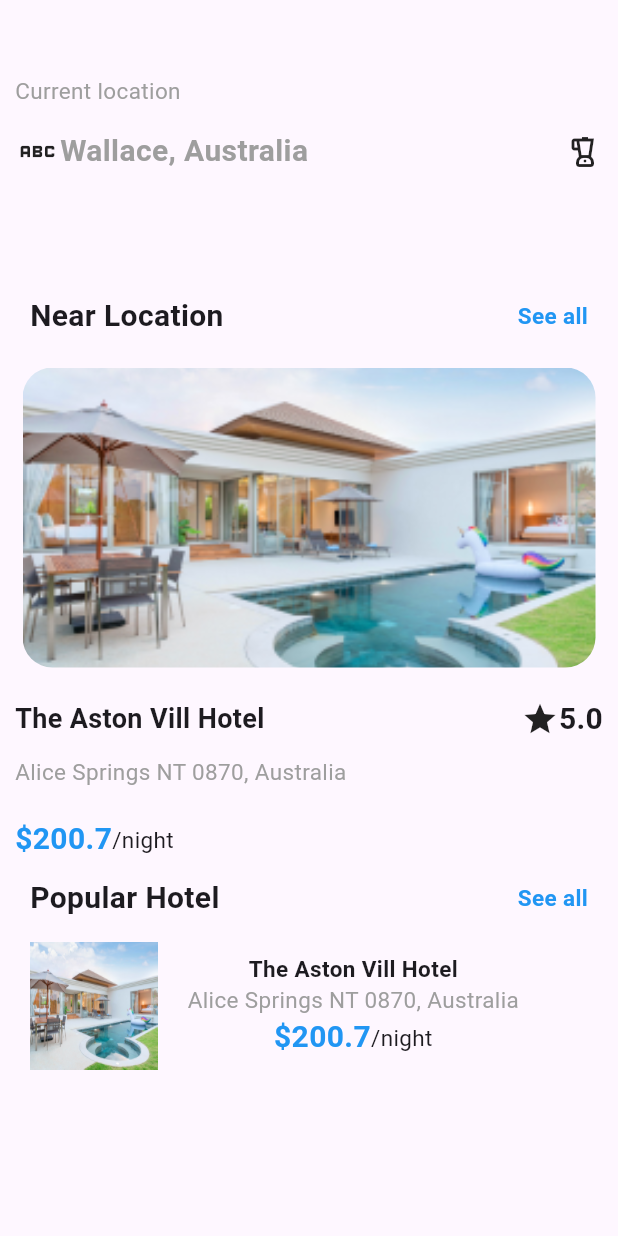
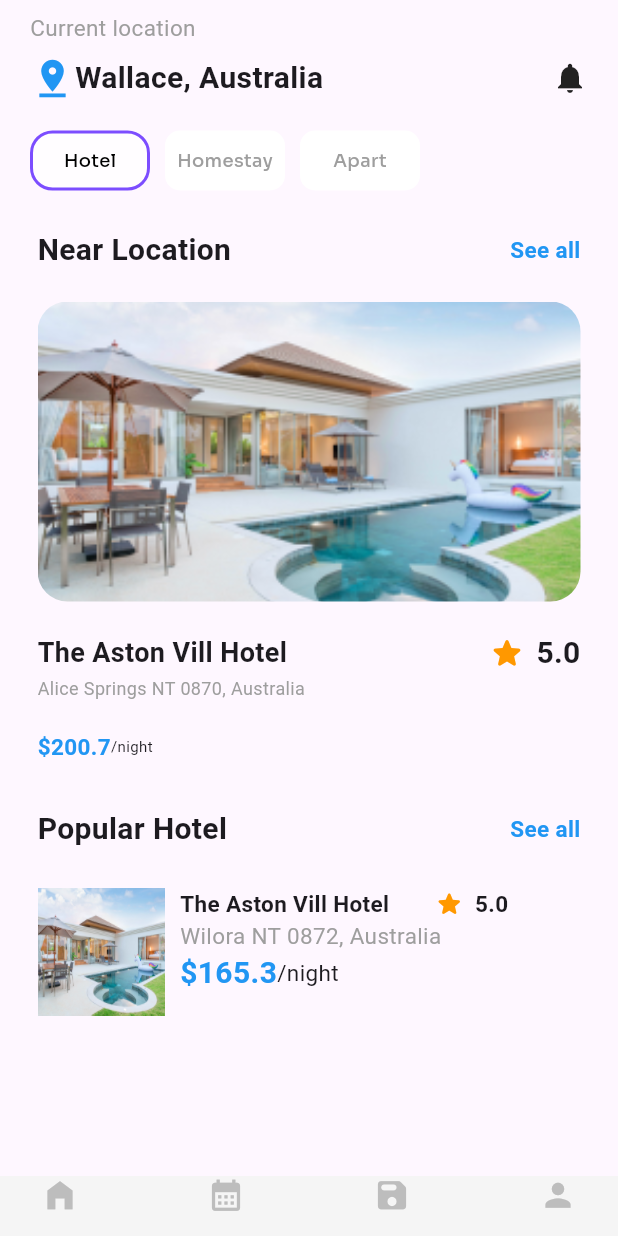
Before and after one commit to ArdyIan/Hoteliq, a Flutter app: the screen it shows after launch, on a phone screen of 412 x 824 dp. Run offline on Flutter 3.47's test engine with Material 3 defaults, Android fonts, the phone set to English and light mode, and no system bars; our stand-ins replace google_fonts.

Commit message:
Mengganti isi homePage dengan widget tabbar

```diff
--- a/lib/pages/home_page.dart
+++ b/lib/pages/home_page.dart
@@ -1,7 +1,9 @@
 import 'package:flutter/material.dart';
+import 'package:hoteliq/pages/widget/tab_home.dart';
+import 'package:hoteliq/pages/widget/tabbar.dart';
 
 class HomePage extends StatefulWidget {
-  const HomePage({super.key});
+  const HomePage({Key? key}) : super(key: key);
 
   @override
   State<HomePage> createState() => _HomePageState();
@@ -12,11 +14,15 @@ class _HomePageState extends State<HomePage> {
   Widget build(BuildContext context) {
     return Scaffold(
       // backgroundColor: colors,
-      body: Column(
-        crossAxisAlignment: CrossAxisAlignment.start,
+      body: SafeArea(
+        child: Column(
+          // crossAxisAlignment: CrossAxisAlignment.start,
           children: [
-          Padding(
-            padding: EdgeInsets.fromLTRB(10, 50, 10, 5),
+            Align(
+              alignment: Alignment.centerLeft,
+              child: Padding(
+                padding:
+                    const EdgeInsets.symmetric(vertical: 8, horizontal: 20),
                 child: Text(
                   "Current location",
                   textAlign: TextAlign.left,
@@ -26,8 +32,9 @@ class _HomePageState extends State<HomePage> {
                       fontWeight: FontWeight.normal),
                 ),
               ),
+            ),
             Padding(
-            padding: EdgeInsets.fromLTRB(10, 10, 10, 50),
+              padding: EdgeInsets.symmetric(horizontal: 20),
               child: Column(
                 crossAxisAlignment: CrossAxisAlignment.end,
                 children: [
@@ -38,94 +45,12 @@ class _HomePageState extends State<HomePage> {
                         // mainAxisAlignment: MainAxisAlignment.spaceBetween,
                         children: [
                           Icon(
-                          Icons.abc,
+                            Icons.pin_drop,
                             size: 30,
+                            color: Colors.blue,
                           ),
                           Text(
                             "Wallace, Australia",
-                          style: TextStyle(
-                              color: Colors.grey,
-                              fontSize: 20,
-                              fontWeight: FontWeight.bold),
-                        ),
-                      ],
-                    ),
-                    Icon(Icons.blender_outlined)
-                  ],
-                ),
-              ],
-            ),
-          ),
-          SizedBox(
-            height: 20,
-          ),
-          Padding(
-            padding: EdgeInsets.symmetric(horizontal: 20, vertical: 10),
-            child: Row(
-              mainAxisAlignment: MainAxisAlignment.spaceBetween,
-              children: [
-                Text(
-                  "Near Location",
-                  style: TextStyle(
-                      // color: Colors.grey,
-                      fontSize: 20,
-                      fontWeight: FontWeight.bold),
-                ),
-                Text(
-                  "See all",
-                  style: TextStyle(
-                      color: Colors.blue,
-                      fontSize: 15,
-                      fontWeight: FontWeight.bold),
-                ),
-              ],
-            ),
-          ),
-          Center(
-            child: Padding(
-              padding: EdgeInsets.symmetric(horizontal: 15, vertical: 10),
-              child: ClipRRect(
-                borderRadius: BorderRadius.circular(20),
-                child: Container(
-                  height: 200,
-                  width: 500,
-                  child: Image.asset(
-                    'assets/hotelaston.png',
-                    fit: BoxFit.cover,
-                  ),
-                ),
-              ),
-            ),
-          ),
-          Padding(
-            padding: EdgeInsets.symmetric(horizontal: 10, vertical: 10),
-            child: Column(
-              mainAxisAlignment: MainAxisAlignment.start,
-              children: [
-                Row(
-                  mainAxisAlignment: MainAxisAlignment.spaceBetween,
-                  children: [
-                    Row(
-                      // mainAxisAlignment: MainAxisAlignment.spaceBetween,
-                      children: [
-                        Text(
-                          "The Aston Vill Hotel",
-                          style: TextStyle(
-                              // color: Colors.black,
-                              fontSize: 18,
-                              fontWeight: FontWeight.bold),
-                        ),
-                      ],
-                    ),
-                    Row(
-                      // mainAxisAlignment: MainAxisAlignment.spaceBetween,
-                      children: [
-                        Icon(
-                          Icons.star,
-                          size: 25,
-                        ),
-                        Text(
-                          "5.0",
                             style: TextStyle(
                                 // color: Colors.grey,
                                 fontSize: 20,
@@ -133,149 +58,83 @@ class _HomePageState extends State<HomePage> {
                           ),
                         ],
                       ),
+                      Icon(Icons.notifications)
                     ],
                   ),
                 ],
               ),
             ),
-          // SizedBox(
-          //   height: 10,
-          // ),
-          Padding(
-            padding: const EdgeInsets.symmetric(horizontal: 10),
-            child: Text(
-              "Alice Springs NT 0870, Australia",
-              style: TextStyle(
-                color: Colors.grey,
-                fontSize: 15,
-                // fontWeight: FontWeight.bold
+            SizedBox(
+              height: 10,
+            ),
+            Expanded(
+              child: SingleChildScrollView(
+                child: Padding(
+                  padding: EdgeInsets.symmetric(horizontal: 10),
+                  child: SizedBox(
+                    height: 1000,
+                    child: Tabbar(),
                   ),
                 ),
               ),
-          SizedBox(
-            height: 20,
-          ),
-          Padding(
-            padding: const EdgeInsets.symmetric(horizontal: 10),
-            child: Row(
-              // mainAxisAlignment: MainAxisAlignment.spaceBetween,
-              children: [
-                Text(
-                  "\$200.7",
-                  style: TextStyle(
-                      color: Colors.blue,
-                      fontSize: 20,
-                      fontWeight: FontWeight.bold),
-                ),
-                Text(
-                  "/night",
-                  style: TextStyle(
-                      // color: Colors.grey,
-                      fontSize: 15,
-                      fontWeight: FontWeight.normal),
             ),
           ],
         ),
       ),
-          Padding(
-            padding: EdgeInsets.symmetric(horizontal: 20, vertical: 10),
+      bottomNavigationBar: BottomAppBar(
+        elevation: 1,
+        height: 40,
+        color: Colors.grey.shade100,
+        shape: CircularNotchedRectangle(),
+        notchMargin: 10,
+        clipBehavior: Clip.antiAliasWithSaveLayer,
         child: Row(
+          mainAxisSize: MainAxisSize.max,
           mainAxisAlignment: MainAxisAlignment.spaceBetween,
           children: [
-                Text(
-                  "Popular Hotel",
-                  style: TextStyle(
-                      // color: Colors.grey,
-                      fontSize: 20,
-                      fontWeight: FontWeight.bold),
+            Transform.translate(
+              offset: Offset(0, -20),
+              child: IconButton(
+                  onPressed: () {},
+                  icon: Icon(
+                    Icons.home_filled,
+                    size: 25,
+                    color: Colors.grey.shade400,
+                  )),
             ),
-                Text(
-                  "See all",
-                  style: TextStyle(
-                      color: Colors.blue,
-                      fontSize: 15,
-                      fontWeight: FontWeight.bold),
+            Transform.translate(
+              offset: Offset(0, -20),
+              child: IconButton(
+                  onPressed: () {},
+                  icon: Icon(
+                    Icons.calendar_month,
+                    size: 25,
+                    color: Colors.grey.shade400,
+                  )),
+            ),
+            Transform.translate(
+              offset: Offset(0, -20),
+              child: IconButton(
+                  onPressed: () {},
+                  icon: Icon(
+                    Icons.save_rounded,
+                    size: 25,
+                    color: Colors.grey.shade400,
+                  )),
+            ),
+            Transform.translate(
+              offset: Offset(0, -20),
+              child: IconButton(
+                  onPressed: () {},
+                  icon: Icon(
+                    Icons.person,
+                    size: 25,
+                    color: Colors.grey.shade400,
+                  )),
             ),
           ],
         ),
       ),
-          Padding(
-            padding: EdgeInsets.symmetric(horizontal: 20, vertical: 5),
-            child: Row(
-              children: [
-                Container(
-                  width: 85,
-                  height: 85,
-                  decoration: BoxDecoration(
-                      // color: buttonColor,
-                      borderRadius: BorderRadius.circular(5)),
-                  child: Image.asset(
-                    'assets/hotelaston.png',
-                    fit: BoxFit.fill,
-                  ),
-                ),
-                SizedBox(
-                  width: 20,
-                ),
-                Column(
-                  mainAxisAlignment: MainAxisAlignment.start,
-                  children: [
-                    Column(
-                      children: [
-                        Row(
-                          mainAxisAlignment: MainAxisAlignment.spaceBetween,
-                          children: [
-                            Row(
-                              // mainAxisAlignment: MainAxisAlignment.spaceBetween,
-                              children: [
-                                Text(
-                                  "The Aston Vill Hotel",
-                                  style: TextStyle(
-                                      // color: Colors.black,
-                                      fontSize: 15,
-                                      fontWeight: FontWeight.bold),
-                                ),
-                              ],
-                            ),
-                          ],
-                        ),
-
-                        Text(
-                          "Alice Springs NT 0870, Australia",
-                          style: TextStyle(
-                            color: Colors.grey,
-                            fontSize: 15,
-                            // fontWeight: FontWeight.bold
-                          ),
-                        ),
-                      ],
-                    ),
-                    Row(
-                      // mainAxisAlignment: MainAxisAlignment.spaceBetween,
-                      children: [
-                        Text(
-                          "\$200.7",
-                          style: TextStyle(
-                              color: Colors.blue,
-                              fontSize: 20,
-                              fontWeight: FontWeight.bold),
-                        ),
-                        Text(
-                          "/night",
-                          style: TextStyle(
-                              // color: Colors.grey,
-                              fontSize: 15,
-                              fontWeight: FontWeight.normal),
-                        ),
-                      ],
-                    ),
-                  ],
-                ),
-              ],
-            ),
-          ),
-        ],
-      ),
     );
   }
 }
```
Lines whose indentation alone changed are shown as unchanged.
